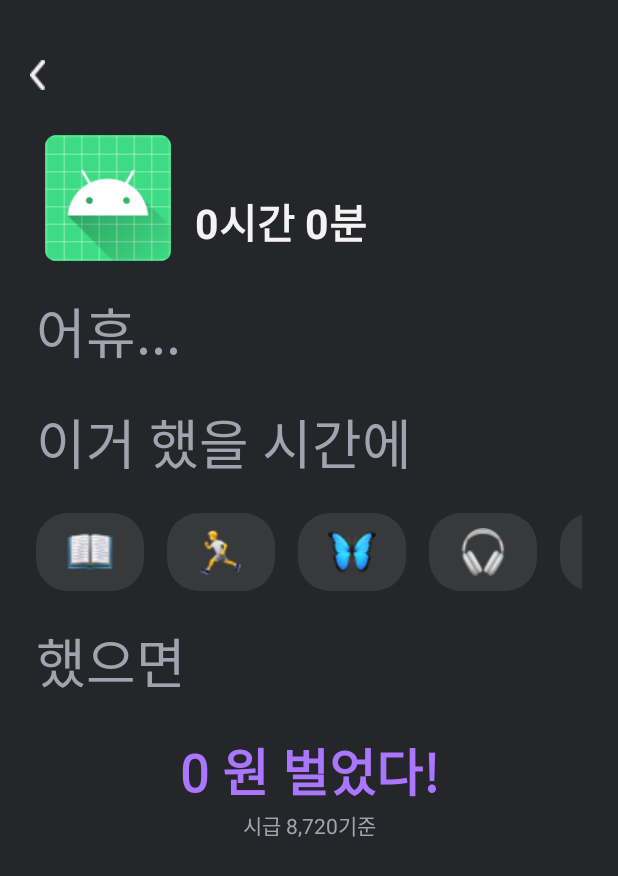
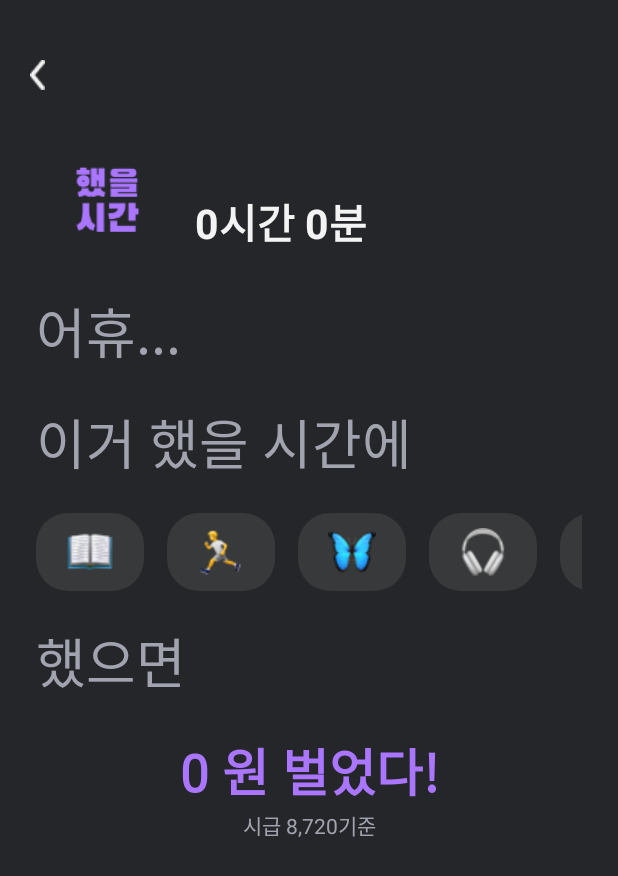
Before and after one commit to Hongji0611/ThreeO, an Android app: the DetailActivity screen opened directly, with no data from a screen before it, on a phone screen of 412 x 824 dp. Shown: the top 876 px of the screen. Run offline under Robolectric (Android 15) with nearby library versions, the phone set to English and light mode, and no system bars; 4 statements that could not run were skipped.

Commit message:
DetailBtn/ change button style

```diff
--- a/app/src/main/java/com/example/threeo/DetailActivity.kt
+++ b/app/src/main/java/com/example/threeo/DetailActivity.kt
@@ -12,6 +12,7 @@ import android.view.View
 import androidx.recyclerview.widget.LinearLayoutManager
 import com.example.threeo.adapter.AppListAdapter
 import com.example.threeo.adapter.IfListAdapter
+import com.example.threeo.data.DetailData
 import com.example.threeo.data.TimeData
 import com.example.threeo.databinding.ActivityDetailBinding
 import java.util.ArrayList
@@ -24,7 +25,7 @@ class DetailActivity : AppCompatActivity() {
     lateinit var appIcon:Bitmap
 
     lateinit var adapter: IfListAdapter
-    var array = ArrayList<Int>()
+    var array = ArrayList<DetailData>()
 
     override fun onCreate(savedInstanceState: Bundle?) {
         super.onCreate(savedInstanceState)
@@ -40,7 +41,7 @@ class DetailActivity : AppCompatActivity() {
     fun init(){
         binding.apply {
 //            val drawable = BitmapDrawable(resources, appIcon)
-            iconImg.setImageResource(R.mipmap.ic_launcher_round)
+            iconImg.setImageResource(R.mipmap.icon_round)
             appTitle.text = appName
             val hour = allTime.toLong()/3600000
             val min = allTime.toLong()/60000 - hour*60
@@ -48,18 +49,18 @@ class DetailActivity : AppCompatActivity() {
             totalTime.text = "${hour}시간 ${min}분"
 
             //list를 관리하는 메니저 등록
-            array.add(R.drawable.book)
-            array.add(R.drawable.run)
-            array.add(R.drawable.butterfly)
-            array.add(R.drawable.music)
-            array.add(R.drawable.money)
-            array.add(R.drawable.turtle)
-            array.add(R.drawable.movie)
-            array.add(R.drawable.english)
-            array.add(R.drawable.fog)
-            array.add(R.drawable.rocket)
-            array.add(R.drawable.teacher)
-            array.add(R.drawable.otter)
+            array.add(DetailData(R.drawable.book))
+            array.add(DetailData(R.drawable.run))
+            array.add(DetailData(R.drawable.butterfly))
+            array.add(DetailData(R.drawable.music))
+            array.add(DetailData(R.drawable.money))
+            array.add(DetailData(R.drawable.turtle))
+            array.add(DetailData(R.drawable.movie))
+            array.add(DetailData(R.drawable.english))
+            array.add(DetailData(R.drawable.fog))
+            array.add(DetailData(R.drawable.rocket))
+            array.add(DetailData(R.drawable.teacher))
+            array.add(DetailData(R.drawable.otter))
 
 
             recyclerView2.layoutManager = LinearLayoutManager(this@DetailActivity, LinearLayoutManager.HORIZONTAL,false)
@@ -69,10 +70,12 @@ class DetailActivity : AppCompatActivity() {
                 override fun OnItemClick(
                     holder: IfListAdapter.MyViewHolder,
                     view: View,
-                    data: Int,
+                    data: DetailData,
                     position: Int
                 ) {
-                    when(adapter.items[position]){
+                    adapter.settingPushBtn(position)
+
+                    when(adapter.items[position].img){
                         R.drawable.book ->{
                             resultVal.text = "${(hour / 6).toInt()} 권 읽었다!"
                             flag.text = "한 권당 6시간 기준"
--- a/app/src/main/java/com/example/threeo/MainActivity.kt
+++ b/app/src/main/java/com/example/threeo/MainActivity.kt
@@ -65,7 +65,7 @@ class MainActivity : AppCompatActivity() {
             //버튼 이벤트 추가
             menu.setOnClickListener {
                 val intent = Intent(this@MainActivity, MenuActivity::class.java)
-                startActivity(intent)
+                startActivityForResult (intent, 100)
             }
             day.setOnClickListener {
                 findType = 1
--- a/app/src/main/java/com/example/threeo/adapter/IfListAdapter.kt
+++ b/app/src/main/java/com/example/threeo/adapter/IfListAdapter.kt
@@ -4,15 +4,17 @@ import android.view.LayoutInflater
 import android.view.View
 import android.view.ViewGroup
 import androidx.recyclerview.widget.RecyclerView
+import com.example.threeo.R
+import com.example.threeo.data.DetailData
 import com.example.threeo.data.TimeData
 import com.example.threeo.databinding.ColListBinding
 import com.example.threeo.databinding.RowListBinding
 
-class IfListAdapter (var items:ArrayList<Int>)
+class IfListAdapter (var items:ArrayList<DetailData>)
     : RecyclerView.Adapter<IfListAdapter.MyViewHolder>(){
 
     interface OnItemClickListener{
-        fun OnItemClick(holder: MyViewHolder, view: View, data: Int, position: Int)
+        fun OnItemClick(holder: MyViewHolder, view: View, data: DetailData, position: Int)
     }
 
     var itemClickListener:OnItemClickListener?= null
@@ -34,7 +36,19 @@ class IfListAdapter (var items:ArrayList<Int>)
         return items.size
     }
 
+    fun settingPushBtn(position: Int){
+        for(list in items){
+            list.isPush = false
+        }
+        items[position].isPush = true
+        notifyDataSetChanged()
+    }
+
     override fun onBindViewHolder(holder: MyViewHolder, position: Int) {
-        holder.binding.ifImg.setImageResource(items[position])
+        if(items[position].isPush)
+            holder.binding.container.setBackgroundResource(R.drawable.push_box2)
+        else
+            holder.binding.container.setBackgroundResource(R.drawable.fill_box3)
+        holder.binding.ifImg.setImageResource(items[position].img)
     }
 }
--- /dev/null
+++ b/app/src/main/java/com/example/threeo/data/DetailData.kt
@@ -0,0 +1,7 @@
+package com.example.threeo.data
+
+import android.graphics.drawable.Drawable
+
+//상세정보 클래스
+data class DetailData(var img: Int, var isPush:Boolean = false) {
+}
--- a/app/src/main/res/layout/col_list.xml
+++ b/app/src/main/res/layout/col_list.xml
@@ -2,6 +2,7 @@
 <LinearLayout xmlns:android="http://schemas.android.com/apk/res/android"
     xmlns:app="http://schemas.android.com/apk/res-auto"
     xmlns:tools="http://schemas.android.com/tools"
+    android:id="@+id/container"
     android:layout_width="wrap_content"
     android:layout_height="wrap_content"
     android:layout_marginRight="15dp"
```
